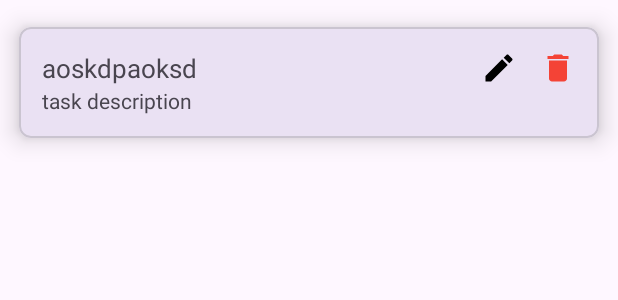
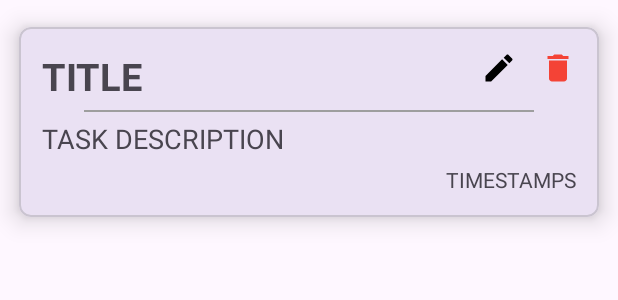
Before and after one commit to KelompokPAM/do-it.app, an Android app: the layout each_data_task.xml on its own in the app's theme, with its tools: preview values and no code run, on a phone screen of 412 x 824 dp. Shown: the top 300 px of the screen. Run offline under Robolectric (Android 15) with nearby library versions, the phone set to English and light mode, and no system bars.

Commit message:
[add] feature timestamp

```diff
--- a/app/src/main/AndroidManifest.xml
+++ b/app/src/main/AndroidManifest.xml
@@ -6,7 +6,7 @@
         android:allowBackup="true"
         android:dataExtractionRules="@xml/data_extraction_rules"
         android:fullBackupContent="@xml/backup_rules"
-        android:icon="@mipmap/ic_launcher"
+        android:icon="@mipmap/doit"
         android:label="@string/app_name"
         android:roundIcon="@mipmap/ic_launcher_round"
         android:supportsRtl="true"
--- a/app/src/main/java/com/do_it/do_it/fragments/SignInFragment.kt
+++ b/app/src/main/java/com/do_it/do_it/fragments/SignInFragment.kt
@@ -10,8 +10,6 @@ import androidx.navigation.NavController
 import androidx.navigation.Navigation
 import com.do_it.do_it.R
 import com.do_it.do_it.databinding.FragmentSignInBinding
-import com.do_it.do_it.databinding.FragmentSignUpBinding
-import com.google.android.gms.tasks.OnCompleteListener
 import com.google.firebase.auth.FirebaseAuth
 
 class SignInFragment : Fragment() {
--- a/app/src/main/java/com/do_it/do_it/fragments/utils/ToAdapter.kt
+++ b/app/src/main/java/com/do_it/do_it/fragments/utils/ToAdapter.kt
@@ -27,6 +27,7 @@ class ToAdapter(private val list:MutableList<ToData>):
             with(list[position]) {
                 binding.taskText.text = this.title
                 binding.taskDescription.text = this.task
+                binding.timeStamp.text = this.date
                 binding.deleteTask.setOnClickListener {
                     listener?.onDeleteTaskBtnClicked(this)
                 }
--- a/app/src/main/java/com/do_it/do_it/fragments/utils/ToData.kt
+++ b/app/src/main/java/com/do_it/do_it/fragments/utils/ToData.kt
@@ -1,5 +1,3 @@
 package com.do_it.do_it.fragments.utils
 
-data class ToData(val taskId: String,
-                  val title: String,
-                  var task: String)
+data class ToData(val taskId: String, val title: String, var task: String, val date:String)
--- /dev/null
+++ b/app/src/main/res/drawable/divider.xml
@@ -0,0 +1,8 @@
+<?xml version="1.0" encoding="utf-8"?>
+<layer-list xmlns:android="http://schemas.android.com/apk/res/android">
+    <item>
+        <shape android:shape="rectangle">
+            <solid android:color="#9E9E9E" />
+        </shape>
+    </item>
+</layer-list>
--- a/app/src/main/res/layout/each_data_task.xml
+++ b/app/src/main/res/layout/each_data_task.xml
@@ -15,18 +15,40 @@
 
         <TextView
             android:id="@+id/taskText"
-            android:layout_width="match_parent"
             android:layout_height="wrap_content"
-            android:text="aoskdpaoksd"
-            android:textSize="17sp"
-            app:layout_constraintTop_toTopOf="parent"/>
+            android:layout_width="wrap_content"
+            android:text="TITLE"
+            android:textSize="25sp"
+            android:textStyle="bold"
+            app:layout_constraintTop_toTopOf="parent"
+            app:layout_constraintLeft_toLeftOf="parent" />
+        <ImageView
+            android:id="@+id/divider"
+            android:layout_width="300dp"
+            android:layout_height="1dp"
+            android:layout_marginTop="5dp"
+            android:background="@drawable/divider"
+            app:layout_constraintTop_toBottomOf="@id/taskText"
+            app:layout_constraintRight_toRightOf="parent"
+            app:layout_constraintLeft_toLeftOf="parent"
+            app:layout_constraintBottom_toTopOf="@id/taskDescription"/>
         <TextView
             android:id="@+id/taskDescription"
             android:layout_width="match_parent"
             android:layout_height="wrap_content"
-            android:text="task description"
+            android:layout_marginTop="5dp"
+            android:text="TASK DESCRIPTION"
+            android:textSize="18sp"
+            app:layout_constraintTop_toBottomOf="@id/divider"/>
+        <TextView
+            android:id="@+id/timeStamp"
+            android:layout_width="match_parent"
+            android:layout_height="wrap_content"
+            android:layout_marginTop="5dp"
+            android:text="TIMESTAMPS"
+            android:gravity="end"
             android:textSize="14sp"
-            app:layout_constraintTop_toBottomOf="@id/taskText"/>
+            app:layout_constraintTop_toBottomOf="@id/taskDescription"/>
         <ImageView
             android:id="@+id/deleteTask"
             android:layout_width="wrap_content"
--- a/app/src/main/res/layout/fragment_home.xml
+++ b/app/src/main/res/layout/fragment_home.xml
@@ -6,7 +6,7 @@
     android:layout_height="match_parent"
     xmlns:app="http://schemas.android.com/apk/res-auto"
     tools:context=".fragments.HomeFragment"
-    android:background="@drawable/background">
+    android:background="@color/white">
 
     <ImageView
         android:id="@+id/addBtnHome"
--- a/app/src/main/res/navigation/nav_graph.xml
+++ b/app/src/main/res/navigation/nav_graph.xml
@@ -3,7 +3,7 @@
     xmlns:app="http://schemas.android.com/apk/res-auto"
     xmlns:tools="http://schemas.android.com/tools"
     android:id="@+id/nav_graph"
-    app:startDestination="@id/signInFragment">
+    app:startDestination="@id/openingFragment">
 
     <fragment
         android:id="@+id/homeFragment"
```
Also changed, not shown: app/src/main/java/com/do_it/do_it/fragments/AddTodoPopupFragment.kt (+10 -5 lines), app/src/main/java/com/do_it/do_it/fragments/HomeFragment.kt (+29 -5 lines), app/src/main/res/drawable/baseline_arrow_circle_right_24.xml (+24 -5 lines), app/src/main/res/layout/fragment_add_todo_popup.xml (+9 -7 lines), app/src/main/res/mipmap-hdpi/doit.png (added), 3 other files.
